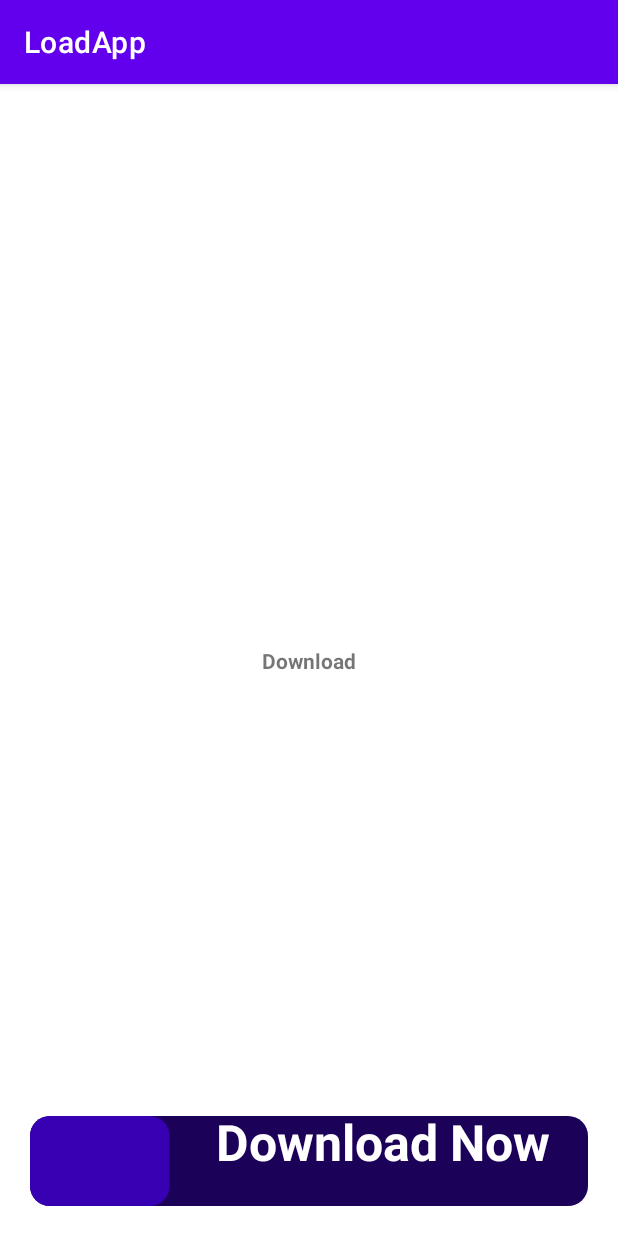
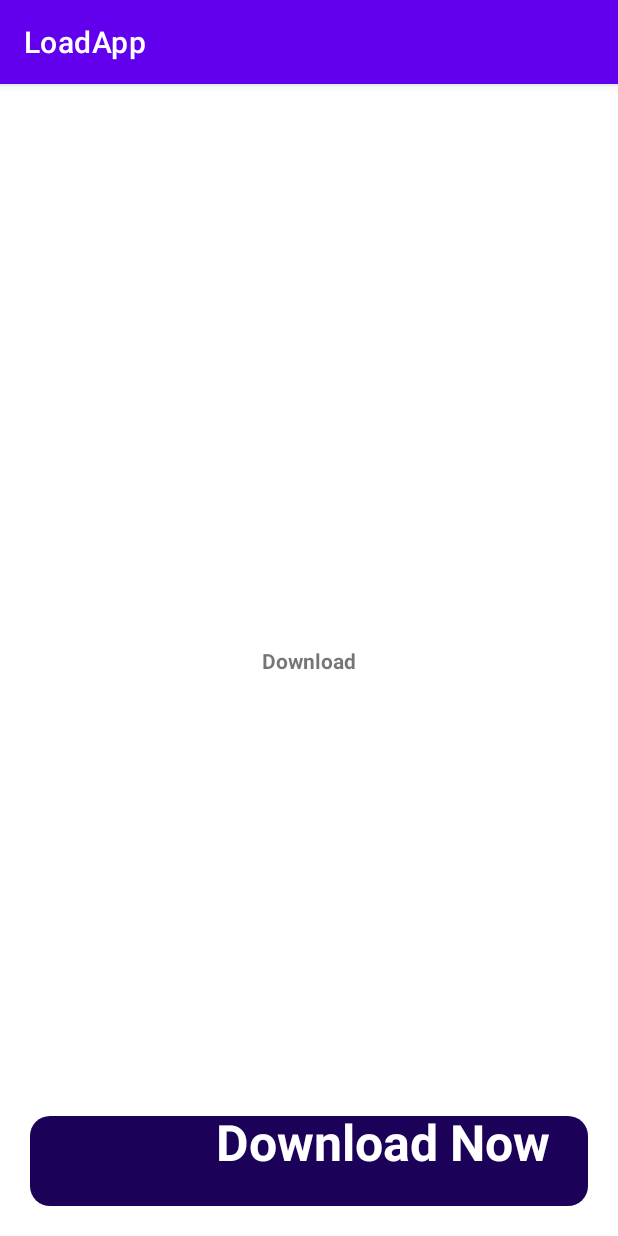
Before and after one commit to mohamedalaa4j/LoadApp, an Android app: the screen it shows after launch (MainActivity), after a tap on "Download", on a phone screen of 412 x 824 dp. Run offline under Robolectric (Android 15) with nearby library versions, the phone set to English and light mode, and no system bars; our stand-ins replace data binding; 1 statement that could not run was skipped.

Commit message:
LoadingButton with live progress drawing done

```diff
--- a/app/src/main/java/com/mohamedalaa4j/loadapp/LoadingButton.kt
+++ b/app/src/main/java/com/mohamedalaa4j/loadapp/LoadingButton.kt
@@ -6,7 +6,9 @@ import android.graphics.Canvas
 import android.graphics.Paint
 import android.graphics.Typeface
 import android.util.AttributeSet
+import android.util.Log
 import android.view.View
+import androidx.core.content.withStyledAttributes
 import kotlin.properties.Delegates
 
 class LoadingButton @JvmOverloads constructor(context: Context, attrs: AttributeSet? = null, defStyleAttr: Int = 0) :
@@ -14,9 +16,18 @@ class LoadingButton @JvmOverloads constructor(context: Context, attrs: Attribute
     private var widthSize = 0
     private var heightSize = 0
 
+    private var progress = 0
+    var progressPercentage = progress.toDouble() / 100
+
     private val valueAnimator = ValueAnimator()
-    private var buttonState: ButtonState by Delegates.observable<ButtonState>(ButtonState.Completed) { p, old, new ->
-
+    var buttonState: ButtonState by Delegates.observable(ButtonState.Completed) { _, _, new ->
+        when (new) {
+            ButtonState.Clicked -> {}
+            ButtonState.Loading -> {
+                postInvalidate()
+            }
+            ButtonState.Completed -> {}
+        }
     }
 
     // Paint object
@@ -28,6 +39,10 @@ class LoadingButton @JvmOverloads constructor(context: Context, attrs: Attribute
     private var textColor = context.getColor(R.color.white)
 
     init {
+        context.withStyledAttributes(attrs, R.styleable.LoadingButton) {
+            progress = getColor(R.styleable.LoadingButton_progress, 0)
+        }
+
 
     }
 
@@ -37,6 +52,7 @@ class LoadingButton @JvmOverloads constructor(context: Context, attrs: Attribute
 
         drawBackground(canvas!!)
     }
+
 
     override fun onMeasure(widthMeasureSpec: Int, heightMeasureSpec: Int) {
         val minw: Int = paddingLeft + paddingRight + suggestedMinimumWidth
@@ -57,7 +73,7 @@ class LoadingButton @JvmOverloads constructor(context: Context, attrs: Attribute
         // Draw the filling button progress
         paint.color = buttonFillingColor
         paint.style = Paint.Style.FILL
-        canvas.drawRoundRect(0f, 0f, (widthSize * 0.25).toFloat(), heightSize.toFloat(), 20f, 20f, paint)
+        canvas.drawRoundRect(0f, 0f, (widthSize * progressPercentage).toFloat(), heightSize.toFloat(), 20f, 20f, paint)
 
         paint.color = textColor
         paint.textSize = 50f
--- a/app/src/main/java/com/mohamedalaa4j/loadapp/MainActivity.kt
+++ b/app/src/main/java/com/mohamedalaa4j/loadapp/MainActivity.kt
@@ -23,12 +23,14 @@ class MainActivity : AppCompatActivity() {
         binding = ActivityMainBinding.inflate(layoutInflater)
         setContentView(binding.root)
 
-        binding.tvDownload.setOnClickListener { download() }
+        binding.tvDownload.setOnClickListener {
+            download()
+        }
 
     }
 
     private fun download() {
-        val request = DownloadManager.Request(Uri.parse(RETROFIT_URL))
+        val request = DownloadManager.Request(Uri.parse(ND940U_URL))
             .setTitle(getString(R.string.app_name))
             .setDescription(getString(R.string.app_description))
             .setRequiresCharging(false)
@@ -53,7 +55,8 @@ class MainActivity : AppCompatActivity() {
             val progress = (bytesDownloaded * 100L) / bytesTotal
 
             if (progress >= 0L) {
-                binding.progressBar.progress = progress.toInt()
+                binding.customButton.progressPercentage = progress.toDouble() / 100
+                binding.customButton.buttonState = ButtonState.Loading
                 Log.e("progress", progress.toString())
             }
 
--- a/app/src/main/res/layout/activity_main.xml
+++ b/app/src/main/res/layout/activity_main.xml
@@ -27,6 +27,7 @@
             app:layout_constraintBottom_toBottomOf="parent"
             app:layout_constraintEnd_toEndOf="parent"
             app:layout_constraintStart_toStartOf="parent"
+            app:progress="20"
             />
 
         <ProgressBar
@@ -35,13 +36,12 @@
             android:layout_width="wrap_content"
             android:layout_height="wrap_content"
             android:indeterminate="false"
+            android:minWidth="300dp"
             android:minHeight="50dp"
             android:visibility="gone"
-            android:minWidth="300dp"
-            app:layout_constraintStart_toStartOf="parent"
+            app:layout_constraintBottom_toBottomOf="parent"
             app:layout_constraintEnd_toEndOf="parent"
-            app:layout_constraintBottom_toBottomOf="parent"
-            />
+            app:layout_constraintStart_toStartOf="parent" />
 
     </androidx.constraintlayout.widget.ConstraintLayout>
 </layout>
--- /dev/null
+++ b/app/src/main/res/values/attrs.xml
@@ -0,0 +1,6 @@
+<?xml version="1.0" encoding="utf-8"?>
+<resources>
+    <declare-styleable name="LoadingButton">
+        <attr name="progress" format="integer" />
+    </declare-styleable>
+</resources>
```
